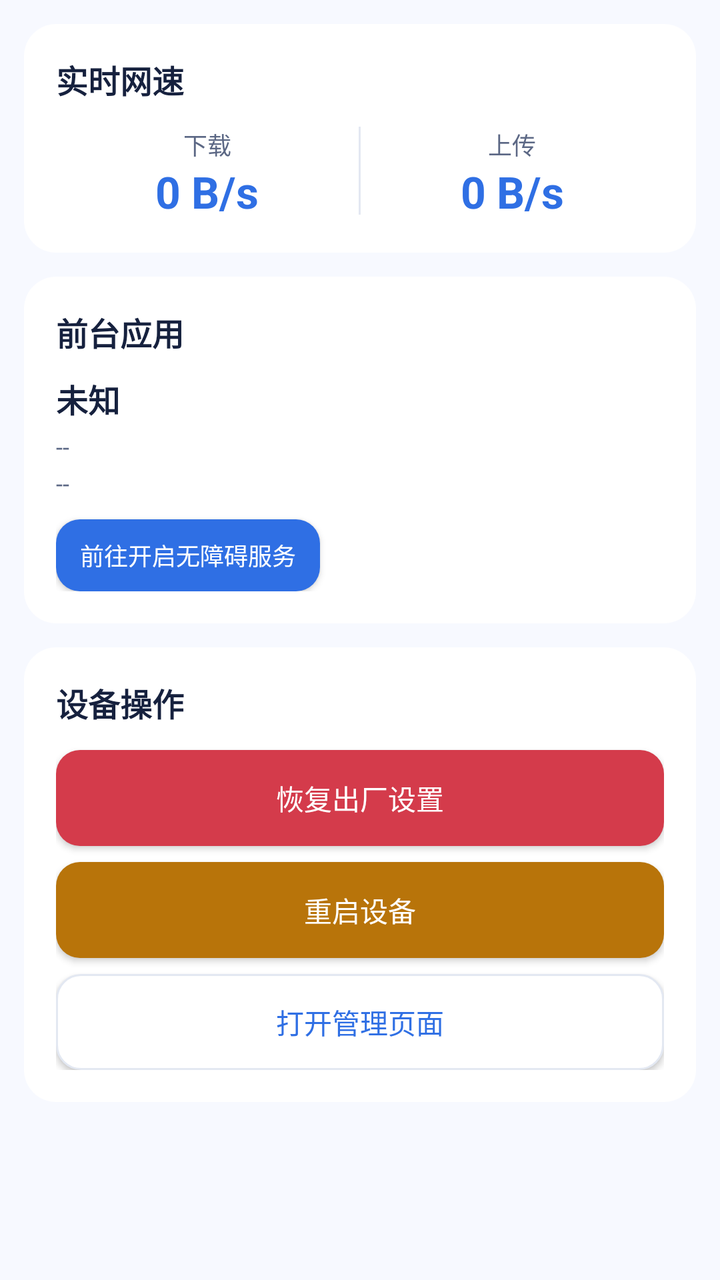
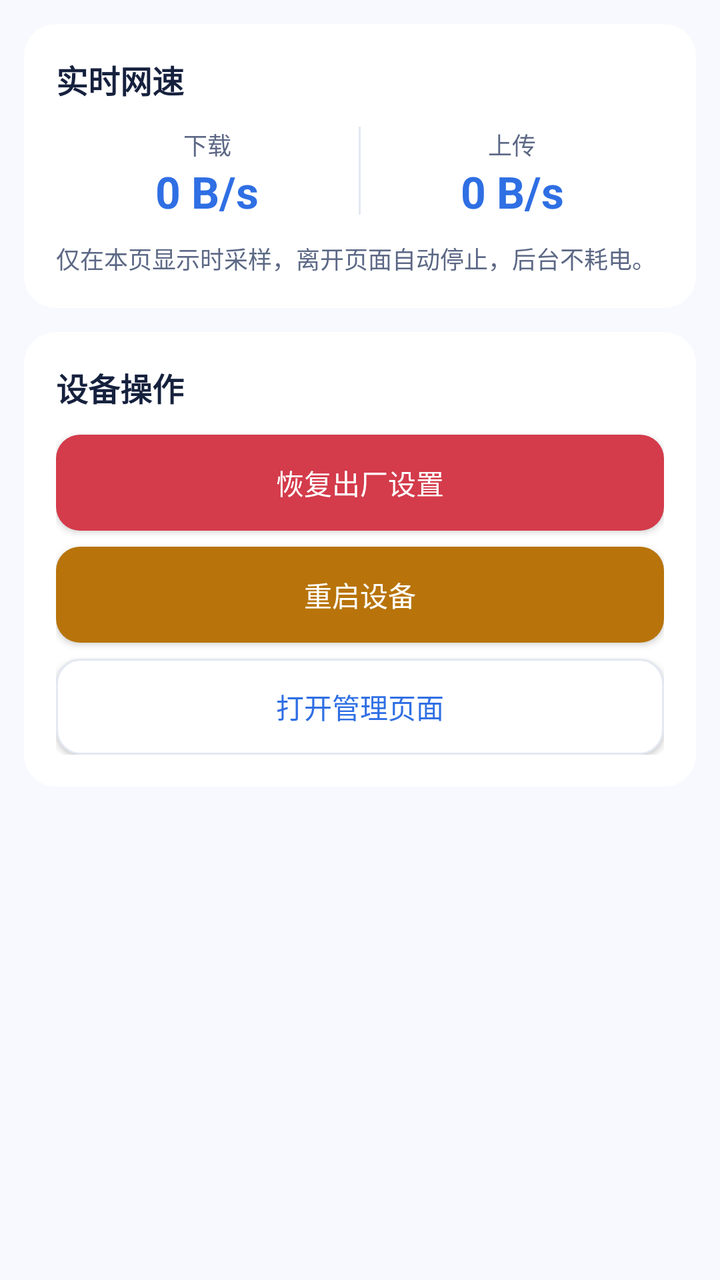

The first picture is an Android layout as it rendered before a commit; the second is the same layout after the commit. The layout source and the unified diff follow.
<!-- AndroidManifest.xml: application theme AppTheme -->
<!-- res/layout/page_dashboard.xml -->
<?xml version="1.0" encoding="utf-8"?>
<ScrollView xmlns:android="http://schemas.android.com/apk/res/android"
    android:layout_width="match_parent"
    android:layout_height="match_parent"
    android:fillViewport="true">

    <LinearLayout
        android:layout_width="match_parent"
        android:layout_height="wrap_content"
        android:orientation="vertical"
        android:padding="12dp"
        android:paddingBottom="20dp">

        <LinearLayout
            android:layout_width="match_parent"
            android:layout_height="wrap_content"
            android:layout_marginBottom="12dp"
            android:background="@drawable/bg_card"
            android:orientation="vertical"
            android:padding="16dp">

            <TextView
                style="@style/CardTitle"
                android:layout_width="match_parent"
                android:layout_height="wrap_content"
                android:text="实时网速" />

            <LinearLayout
                android:layout_width="match_parent"
                android:layout_height="wrap_content"
                android:layout_marginTop="12dp"
                android:orientation="horizontal">

                <LinearLayout
                    android:layout_width="0dp"
                    android:layout_height="wrap_content"
                    android:layout_weight="1"
                    android:gravity="center_horizontal"
                    android:orientation="vertical">

                    <TextView
                        style="@style/CardHint"
                        android:layout_width="wrap_content"
                        android:layout_height="wrap_content"
                        android:text="下载" />

                    <TextView
                        android:id="@+id/text_speed_down"
                        android:layout_width="wrap_content"
                        android:layout_height="wrap_content"
                        android:text="0 B/s"
                        android:textColor="@color/primary"
                        android:textSize="22sp"
                        android:textStyle="bold" />
                </LinearLayout>

                <View
                    android:layout_width="1dp"
                    android:layout_height="44dp"
                    android:background="@color/divider" />

                <LinearLayout
                    android:layout_width="0dp"
                    android:layout_height="wrap_content"
                    android:layout_weight="1"
                    android:gravity="center_horizontal"
                    android:orientation="vertical">

                    <TextView
                        style="@style/CardHint"
                        android:layout_width="wrap_content"
                        android:layout_height="wrap_content"
                        android:text="上传" />

                    <TextView
                        android:id="@+id/text_speed_up"
                        android:layout_width="wrap_content"
                        android:layout_height="wrap_content"
                        android:text="0 B/s"
                        android:textColor="@color/primary"
                        android:textSize="22sp"
                        android:textStyle="bold" />
                </LinearLayout>
            </LinearLayout>
        </LinearLayout>

        <LinearLayout
            android:layout_width="match_parent"
            android:layout_height="wrap_content"
            android:layout_marginBottom="12dp"
            android:background="@drawable/bg_card"
            android:orientation="vertical"
            android:padding="16dp">

            <TextView
                style="@style/CardTitle"
                android:layout_width="match_parent"
                android:layout_height="wrap_content"
                android:text="前台应用" />

            <TextView
                android:id="@+id/text_foreground_label"
                android:layout_width="match_parent"
                android:layout_height="wrap_content"
                android:layout_marginTop="10dp"
                android:text="未知"
                android:textColor="@color/text_primary"
                android:textSize="16sp"
                android:textStyle="bold" />

            <TextView
                android:id="@+id/text_foreground_pkg"
                style="@style/CardHint"
                android:layout_width="match_parent"
                android:layout_height="wrap_content"
                android:layout_marginTop="4dp"
                android:text="--" />

            <TextView
                android:id="@+id/text_foreground_time"
                style="@style/CardHint"
                android:layout_width="match_parent"
                android:layout_height="wrap_content"
                android:layout_marginTop="2dp"
                android:text="--" />

            <Button
                android:id="@+id/btn_access"
                android:layout_width="wrap_content"
                android:layout_height="36dp"
                android:layout_marginTop="10dp"
                android:background="@drawable/bg_button"
                android:minWidth="0dp"
                android:paddingStart="12dp"
                android:paddingEnd="12dp"
                android:text="前往开启无障碍服务"
                android:textAllCaps="false"
                android:textColor="#FFFFFFFF"
                android:textSize="12sp" />
        </LinearLayout>

        <LinearLayout
            android:layout_width="match_parent"
            android:layout_height="wrap_content"
            android:background="@drawable/bg_card"
            android:orientation="vertical"
            android:padding="16dp">

            <TextView
                style="@style/CardTitle"
                android:layout_width="match_parent"
                android:layout_height="wrap_content"
                android:text="设备操作" />

            <Button
                android:id="@+id/btn_factory"
                android:layout_width="match_parent"
                android:layout_height="wrap_content"
                android:layout_marginTop="12dp"
                android:background="@drawable/bg_button_danger"
                android:text="恢复出厂设置"
                android:textAllCaps="false"
                android:textColor="#FFFFFFFF" />

            <Button
                android:id="@+id/btn_reboot"
                android:layout_width="match_parent"
                android:layout_height="wrap_content"
                android:layout_marginTop="8dp"
                android:background="@drawable/bg_button_warn"
                android:text="重启设备"
                android:textAllCaps="false"
                android:textColor="#FFFFFFFF" />

            <Button
                android:id="@+id/btn_open_web"
                android:layout_width="match_parent"
                android:layout_height="wrap_content"
                android:layout_marginTop="8dp"
                android:background="@drawable/bg_button_ghost"
                android:text="打开管理页面"
                android:textAllCaps="false"
                android:textColor="@color/primary" />
        </LinearLayout>
    </LinearLayout>
</ScrollView>
<!-- resources referenced by this layout -->
<resources>
  <color name="divider">#E3E8F2</color>
  <color name="primary">#2F6FE4</color>
  <color name="text_primary">#16213E</color>
  <!-- drawable bg_button (drawable) -->
  <?xml version="1.0" encoding="utf-8"?>
  <selector xmlns:android="http://schemas.android.com/apk/res/android">
      <item android:state_pressed="true">
          <shape android:shape="rectangle">
              <solid android:color="#255FBF" />
              <corners android:radius="12dp" />
          </shape>
      </item>
      <item>
          <shape android:shape="rectangle">
              <solid android:color="@color/primary" />
              <corners android:radius="12dp" />
          </shape>
      </item>
  </selector>
  <!-- drawable bg_button_danger (drawable) -->
  <?xml version="1.0" encoding="utf-8"?>
  <selector xmlns:android="http://schemas.android.com/apk/res/android">
      <item android:state_pressed="true">
          <shape android:shape="rectangle">
              <solid android:color="#B62F3E" />
              <corners android:radius="12dp" />
          </shape>
      </item>
      <item>
          <shape android:shape="rectangle">
              <solid android:color="@color/danger" />
              <corners android:radius="12dp" />
          </shape>
      </item>
  </selector>
  <!-- drawable bg_button_ghost (drawable) -->
  <?xml version="1.0" encoding="utf-8"?>
  <selector xmlns:android="http://schemas.android.com/apk/res/android">
      <item android:state_pressed="true">
          <shape android:shape="rectangle">
              <solid android:color="@color/surface_bg" />
              <corners android:radius="12dp" />
          </shape>
      </item>
      <item>
          <shape android:shape="rectangle">
              <solid android:color="@color/card_bg" />
              <corners android:radius="12dp" />
              <stroke android:width="1dp" android:color="@color/divider" />
          </shape>
      </item>
  </selector>
  <!-- drawable bg_button_warn (drawable) -->
  <?xml version="1.0" encoding="utf-8"?>
  <selector xmlns:android="http://schemas.android.com/apk/res/android">
      <item android:state_pressed="true">
          <shape android:shape="rectangle">
              <solid android:color="#9C6208" />
              <corners android:radius="12dp" />
          </shape>
      </item>
      <item>
          <shape android:shape="rectangle">
              <solid android:color="@color/warn" />
              <corners android:radius="12dp" />
          </shape>
      </item>
  </selector>
  <!-- drawable bg_card (drawable) -->
  <?xml version="1.0" encoding="utf-8"?>
  <shape xmlns:android="http://schemas.android.com/apk/res/android" android:shape="rectangle">
      <solid android:color="@color/card_bg" />
      <corners android:radius="16dp" />
  </shape>
  <style name="CardHint">
          <item name="android:textColor">@color/text_muted</item>
          <item name="android:textSize">12sp</item>
      </style>
  <style name="CardTitle">
          <item name="android:textColor">@color/text_primary</item>
          <item name="android:textStyle">bold</item>
          <item name="android:textSize">16sp</item>
      </style>
  <style name="AppTheme" parent="@android:style/Theme.Material.Light.NoActionBar">
          <item name="android:windowBackground">@color/window_bg</item>
          <item name="android:colorAccent">@color/primary</item>
          <item name="android:colorControlActivated">@color/primary</item>
          <item name="android:textColorPrimary">@color/text_primary</item>
          <item name="android:textColorSecondary">@color/text_muted</item>
      </style>
  <color name="danger">#D43B4B</color>
  <color name="surface_bg">#F1F5FC</color>
  <color name="card_bg">#FFFFFF</color>
  <color name="warn">#B8740A</color>
  <color name="text_muted">#5C6885</color>
  <color name="window_bg">#F7F9FF</color>
</resources>

<!-- the commit's change to res/layout/page_dashboard.xml (unified diff, before → after) -->
@@ -82,61 +82,13 @@
                         android:textStyle="bold" />
                 </LinearLayout>
             </LinearLayout>
-        </LinearLayout>
-
-        <LinearLayout
-            android:layout_width="match_parent"
-            android:layout_height="wrap_content"
-            android:layout_marginBottom="12dp"
-            android:background="@drawable/bg_card"
-            android:orientation="vertical"
-            android:padding="16dp">
 
             <TextView
-                style="@style/CardTitle"
-                android:layout_width="match_parent"
-                android:layout_height="wrap_content"
-                android:text="前台应用" />
-
-            <TextView
-                android:id="@+id/text_foreground_label"
+                style="@style/CardHint"
                 android:layout_width="match_parent"
                 android:layout_height="wrap_content"
                 android:layout_marginTop="10dp"
-                android:text="未知"
-                android:textColor="@color/text_primary"
-                android:textSize="16sp"
-                android:textStyle="bold" />
-
-            <TextView
-                android:id="@+id/text_foreground_pkg"
-                style="@style/CardHint"
-                android:layout_width="match_parent"
-                android:layout_height="wrap_content"
-                android:layout_marginTop="4dp"
-                android:text="--" />
-
-            <TextView
-                android:id="@+id/text_foreground_time"
-                style="@style/CardHint"
-                android:layout_width="match_parent"
-                android:layout_height="wrap_content"
-                android:layout_marginTop="2dp"
-                android:text="--" />
-
-            <Button
-                android:id="@+id/btn_access"
-                android:layout_width="wrap_content"
-                android:layout_height="36dp"
-                android:layout_marginTop="10dp"
-                android:background="@drawable/bg_button"
-                android:minWidth="0dp"
-                android:paddingStart="12dp"
-                android:paddingEnd="12dp"
-                android:text="前往开启无障碍服务"
-                android:textAllCaps="false"
-                android:textColor="#FFFFFFFF"
-                android:textSize="12sp" />
+                android:text="仅在本页显示时采样，离开页面自动停止，后台不耗电。" />
         </LinearLayout>
 
         <LinearLayout
<!-- resource entries referenced after the edit -->
@@ -3,22 +3,6 @@
   <color name="divider">#E3E8F2</color>
   <color name="primary">#2F6FE4</color>
   <color name="text_primary">#16213E</color>
-  <!-- drawable bg_button (drawable) -->
-  <?xml version="1.0" encoding="utf-8"?>
-  <selector xmlns:android="http://schemas.android.com/apk/res/android">
-      <item android:state_pressed="true">
-          <shape android:shape="rectangle">
-              <solid android:color="#255FBF" />
-              <corners android:radius="12dp" />
-          </shape>
-      </item>
-      <item>
-          <shape android:shape="rectangle">
-              <solid android:color="@color/primary" />
-              <corners android:radius="12dp" />
-          </shape>
-      </item>
-  </selector>
   <!-- drawable bg_button_danger (drawable) -->
   <?xml version="1.0" encoding="utf-8"?>
   <selector xmlns:android="http://schemas.android.com/apk/res/android">
